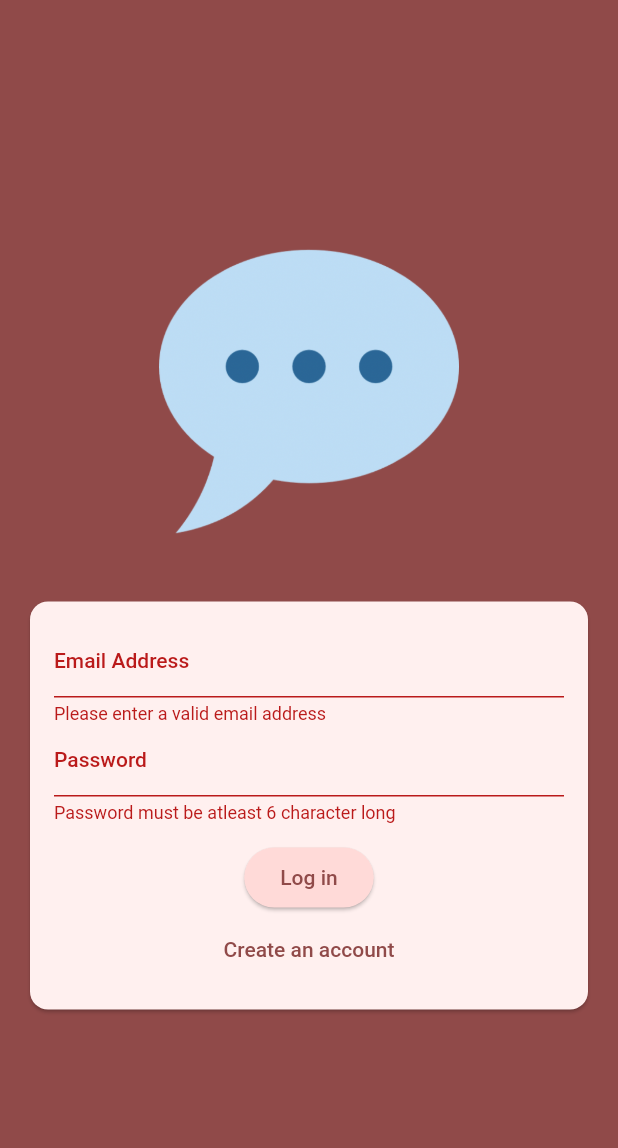
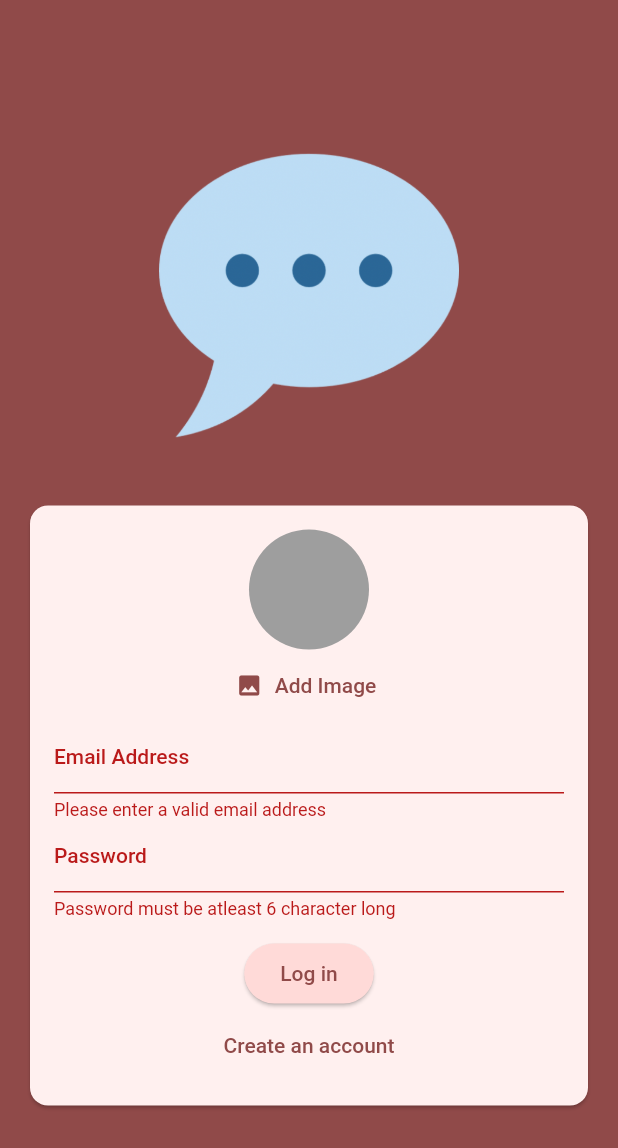
Before and after one commit to shubhasachan507/chat-app-flutter, a Flutter app: the screen it shows after launch, after a tap on "Log in", on a phone screen of 412 x 824 dp. Shown: the top 1148 px of the screen. Run offline on Flutter 3.47's test engine with Material 2 defaults, Android fonts, the phone set to English and light mode, and no system bars; our stand-ins replace firebase_auth, firebase_core, firebase_storage, image_picker; accounts and stored records are empty.

Commit message:
user picture uploded to firebse storage

```diff
--- a/lib/Screens/auth.dart
+++ b/lib/Screens/auth.dart
@@ -1,3 +1,6 @@
+import 'dart:io';
+import 'package:chat_app/widget/user_image_picker.dart';
+import 'package:firebase_storage/firebase_storage.dart';
 import 'package:flutter/material.dart';
 import 'package:firebase_auth/firebase_auth.dart';
 
@@ -15,28 +18,47 @@ class _AuthScreenState extends State<AuthScreen> {
   final _formKey = GlobalKey<FormState>();
   String enteredEmail = '';
   String enteredPassword = '';
+  File? selectedImage;
+  bool _isAuthenticating = false;
 
   void _submit() async {
     final isValid = _formKey.currentState!.validate();
-    if (!isValid) {
+    if (!isValid || !_isLogin && selectedImage == null) {
       return;
     }
+
     _formKey.currentState!.save();
     try {
+      setState(() {
+        _isAuthenticating = true;
+      });
       if (_isLogin) {
         final UserCredential = await _firebase.signInWithEmailAndPassword(
             email: enteredEmail, password: enteredPassword);
       } else {
         final userCredential = await _firebase.createUserWithEmailAndPassword(
             email: enteredEmail, password: enteredPassword);
+
+        final storageRef = FirebaseStorage.instance
+            .ref()
+            .child('user_images')
+            .child('${userCredential.user!.uid}.jpg');
+
+        await storageRef.putFile(selectedImage!);
+        final imageUrl = await storageRef.getDownloadURL();
+        print(imageUrl);
       }
     } on FirebaseAuthException catch (error) {
       //ScaffoldMessenger.of(context).clearSnackBars();
+      // ignore: use_build_context_synchronously
       ScaffoldMessenger.of(context).showSnackBar(
         SnackBar(
           content: Text(error.message ?? 'Authentication failed'),
         ),
       );
+      setState(() {
+        _isAuthenticating = false;
+      });
     }
   }
 
@@ -64,6 +86,12 @@ class _AuthScreenState extends State<AuthScreen> {
                       child: Column(
                         mainAxisSize: MainAxisSize.min,
                         children: [
+                          if (_isLogin)
+                            UserImagePicker(
+                              onPickImage: (pickedImage) {
+                                selectedImage = pickedImage;
+                              },
+                            ),
                           TextFormField(
                             decoration: const InputDecoration(
                                 labelText: 'Email Address'),
@@ -100,6 +128,9 @@ class _AuthScreenState extends State<AuthScreen> {
                           const SizedBox(
                             height: 12,
                           ),
+                          if (_isAuthenticating)
+                            const CircularProgressIndicator(),
+                          if (!_isAuthenticating)
                             ElevatedButton(
                               style: ElevatedButton.styleFrom(
                                 backgroundColor: Theme.of(context)
@@ -109,6 +140,7 @@ class _AuthScreenState extends State<AuthScreen> {
                               onPressed: _submit,
                               child: Text(_isLogin ? 'Log in' : 'Sign Up'),
                             ),
+                          if (!_isAuthenticating)
                             TextButton(
                               onPressed: () {
                                 setState(() {
--- /dev/null
+++ b/lib/widget/user_image_picker.dart
@@ -0,0 +1,53 @@
+import 'dart:io';
+import 'package:flutter/material.dart';
+import 'package:image_picker/image_picker.dart';
+
+class UserImagePicker extends StatefulWidget {
+  const UserImagePicker({super.key, required this.onPickImage});
+
+  final void Function(File pickedImage) onPickImage;
+
+  @override
+  State<StatefulWidget> createState() => _UserImagePickerState();
+}
+
+class _UserImagePickerState extends State<UserImagePicker> {
+  File? _pickedImageFile;
+
+  void _pickImage() async {
+    final pickedImage = await ImagePicker()
+        .pickImage(source: ImageSource.camera, imageQuality: 50, maxWidth: 150);
+    if (pickedImage == null) {
+      return;
+    }
+    setState(() {
+      _pickedImageFile = File(pickedImage.path);
+    });
+
+    widget.onPickImage(_pickedImageFile!);
+  }
+
+  @override
+  Widget build(BuildContext context) {
+    return Column(
+      children: [
+        CircleAvatar(
+          radius: 40,
+          backgroundColor: Colors.grey,
+          foregroundImage:
+              _pickedImageFile != null ? FileImage(_pickedImageFile!) : null,
+        ),
+        TextButton.icon(
+          onPressed: _pickImage,
+          icon: const Icon(Icons.image),
+          label: Text(
+            'Add Image',
+            style: TextStyle(
+              color: Theme.of(context).colorScheme.primary,
+            ),
+          ),
+        )
+      ],
+    );
+  }
+}
--- a/pubspec.yaml
+++ b/pubspec.yaml
@@ -37,6 +37,8 @@ dependencies:
   cupertino_icons: ^1.0.2
   firebase_core: ^2.17.0
   firebase_auth: ^4.10.1
+  firebase_storage: ^11.2.8
+  image_picker: ^1.0.4
 
 dev_dependencies:
   flutter_test:
```
Also changed, not shown: lib/Screens/chat.dart (+11 -0 lines), pubspec.lock, 5 other files. Lines whose indentation alone changed are shown as unchanged.
